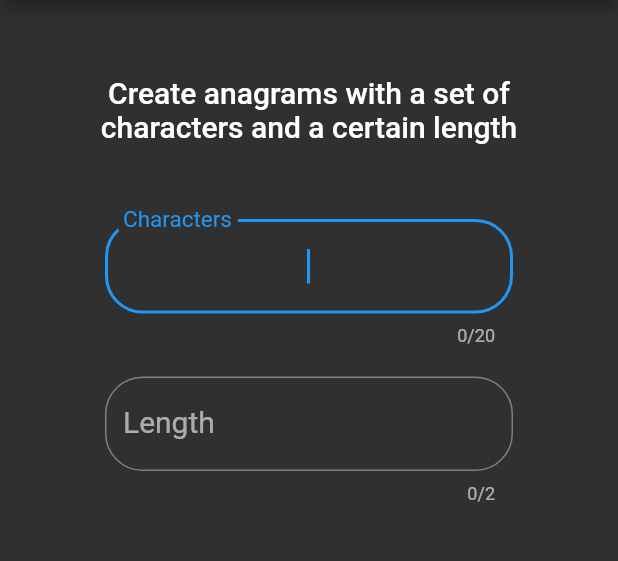
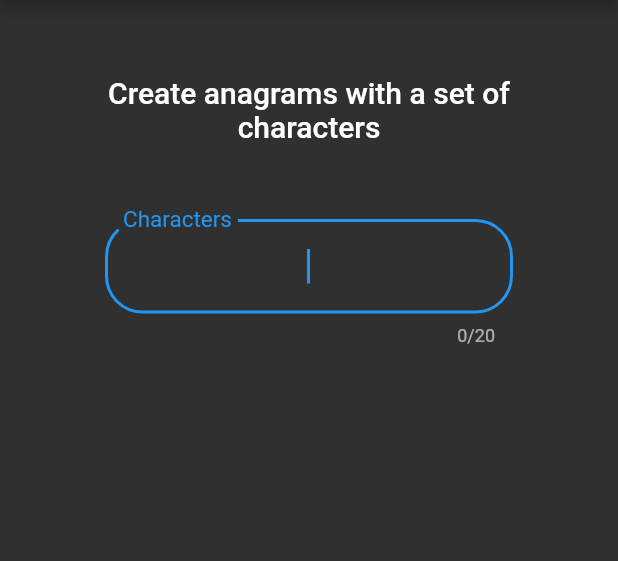
Before and after one commit to tevanc14/Anagrammatic, a Flutter app: the screen it shows after launch, on a phone screen of 412 x 824 dp, the part 84-645 px from its top. Run offline on Flutter 3.47's test engine with Material 2 defaults, Android fonts, the phone set to English and light mode, and no system bars.

Commit message:
0.11.0 - Changed list view, generate all length anagrams, no length input

```diff
--- a/lib/anagrammatic_app.dart
+++ b/lib/anagrammatic_app.dart
@@ -1,8 +1,10 @@
-import 'package:Anagrammatic/form/inputs.dart';
+import 'package:anagrammatic/form/inputs.dart';
 import 'package:flutter/material.dart';
 import 'package:flutter/services.dart';
 
 class AnagrammaticApp extends StatelessWidget {
+  static final String title = 'Anagrammatic';
+
   @override
   Widget build(BuildContext context) {
     return MaterialApp(
--- a/lib/common/anagrammatic_app_bar.dart
+++ /dev/null
@@ -1,10 +0,0 @@
-import 'package:flutter/material.dart';
-
-class AnagrammaticAppBar {
-  AnagrammaticAppBar._();
-
-  static AppBar appBar = AppBar(
-    title: const Text('Anagrammatic'),
-    brightness: Brightness.dark,
-  );
-}
--- a/lib/form/inputs.dart
+++ b/lib/form/inputs.dart
@@ -1,6 +1,5 @@
-import 'package:Anagrammatic/common/anagrammatic_app_bar.dart';
-import 'package:Anagrammatic/common/form_input_elements.dart';
-import 'package:Anagrammatic/visualization/anagram_list.dart';
+import 'package:anagrammatic/common/form_input_elements.dart';
+import 'package:anagrammatic/visualization/anagram_list.dart';
 import 'package:flutter/material.dart';
 import 'package:flutter/services.dart';
 
@@ -15,9 +14,6 @@ class InputsState extends State<Inputs> {
   final key = GlobalKey<FormState>();
 
   final charactersTextController = TextEditingController();
-  final lengthTextController = TextEditingController();
-
-  final FocusNode lengthFocus = FocusNode();
 
   bool showSubmitButton = false;
 
@@ -26,13 +22,14 @@ class InputsState extends State<Inputs> {
     super.initState();
 
     charactersTextController.addListener(checkCurrentInputs);
-    lengthTextController.addListener(checkCurrentInputs);
   }
 
   @override
   Widget build(BuildContext context) {
     return Scaffold(
-      appBar: AnagrammaticAppBar.appBar,
+      appBar: AppBar(
+        title: const Text('Anagrammatic'),
+      ),
       body: Form(
         key: key,
         child: ListView(
@@ -45,7 +42,7 @@ class InputsState extends State<Inputs> {
                     50.0,
                   ),
                   child: Text(
-                    'Create anagrams with a set of characters and a certain length',
+                    'Create anagrams with a set of characters',
                     style: Theme.of(context).textTheme.title,
                     textAlign: TextAlign.center,
                   ),
@@ -66,37 +63,8 @@ class InputsState extends State<Inputs> {
                     validator: (value) {
                       return validateTextField(value);
                     },
-                    textInputAction: TextInputAction.next,
-                    onFieldSubmitted: (value) {
-                      FocusScope.of(context).requestFocus(lengthFocus);
-                    },
-                  ),
-                ),
-                Padding(
-                  padding: const EdgeInsets.only(
-                    top: 20.0,
-                  ),
-                ),
-                Padding(
-                  padding: FormInputElements.padding,
-                  child: TextFormField(
-                    controller: lengthTextController,
-                    inputFormatters: [LengthInputFormatter()],
-                    focusNode: lengthFocus,
-                    textAlign: TextAlign.center,
-                    maxLength: 2,
-                    keyboardType: TextInputType.number,
-                    style: FormInputElements.textStyle,
-                    decoration: InputDecoration(
-                      labelText: 'Length',
-                      border: FormInputElements.inputBorder,
-                    ),
-                    validator: (value) {
-                      return validateTextField(value);
-                    },
                     onFieldSubmitted: (value) {
                       transferToAnagramList(context);
-                      changeSubmitButtonVisibility(true);
                     },
                   ),
                 ),
@@ -114,7 +82,7 @@ class InputsState extends State<Inputs> {
               child: Icon(Icons.done),
               backgroundColor: Theme.of(context).primaryColor,
             )
-          : new Container(),
+          : Container(),
     );
   }
 
@@ -133,8 +101,7 @@ class InputsState extends State<Inputs> {
   }
 
   bool inputsAreNotEmpty() {
-    return charactersTextController.text.isNotEmpty &&
-        lengthTextController.text.isNotEmpty;
+    return charactersTextController.text.isNotEmpty;
   }
 
   transferToAnagramList(BuildContext context) {
@@ -145,7 +112,6 @@ class InputsState extends State<Inputs> {
         MaterialPageRoute(
           builder: (context) => AnagramList(
                 characters: charactersTextController.text,
-                length: int.parse(lengthTextController.text),
               ),
         ),
       );
@@ -167,11 +133,3 @@ class CharacterInputFormatter extends TextInputFormatter {
     }
   }
 }
-
-class LengthInputFormatter extends TextInputFormatter {
-  @override
-  TextEditingValue formatEditUpdate(
-      TextEditingValue oldValue, TextEditingValue newValue) {
-    return newValue.text.contains(RegExp('[^0-9]')) ? oldValue : newValue;
-  }
-}
--- a/pubspec.yaml
+++ b/pubspec.yaml
@@ -1,4 +1,4 @@
-name: Anagrammatic
+name: anagrammatic
 description: Generate appropriate anagrams for given characters and length
 
 # The following defines the version and build number for your application.
@@ -7,7 +7,7 @@ description: Generate appropriate anagrams for given characters and length
 # Both the version and the builder number may be overridden in flutter
 # build by specifying --build-name and --build-number, respectively.
 # Read more about versioning at semver.org.
-version: 0.10.0
+version: 0.11.0
 
 environment:
   sdk: ">=2.0.0-dev.68.0 <3.0.0"
```
Also changed, not shown: lib/main.dart (+5 -2 lines), lib/service/anagram_generator.dart (+29 -18 lines), lib/visualization/anagram_card.dart (+16 -33 lines), lib/visualization/anagram_list.dart (+17 -5 lines), 3 other files.
